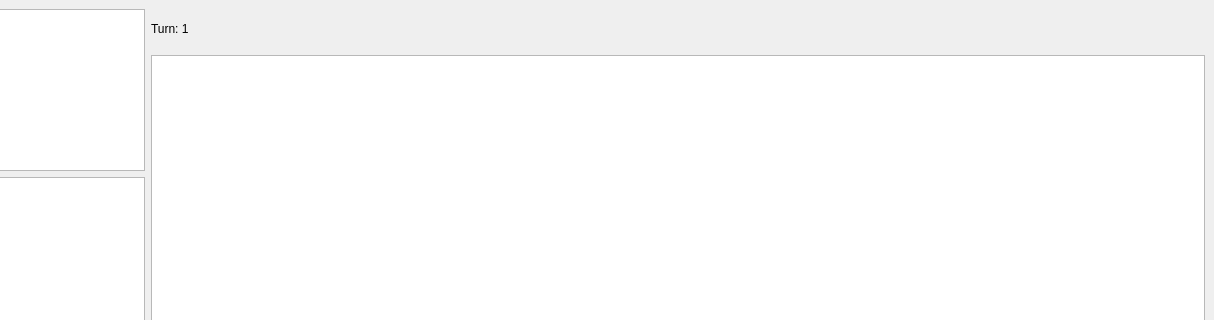
The window that Code/StoneAge/mainwindow.ui (Scuffed-Boardgames/Qt-StoneAge) describes before a commit, drawn with Qt 5; both pictures show x 128 to 1342 and y 0 to 320 of the 1342 by 707 pixel window.
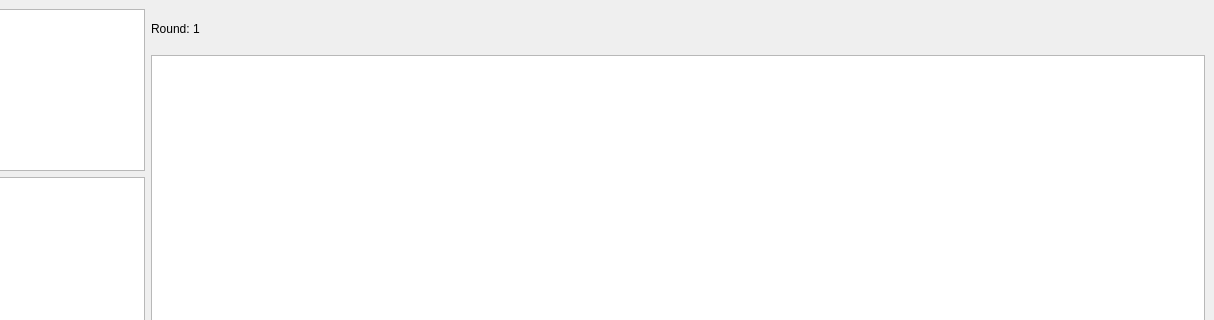
The same window after the commit.

Commit message: Changed turn to round

What changed in the file:
```diff
--- a/Code/StoneAge/mainwindow.ui
+++ b/Code/StoneAge/mainwindow.ui
@@ -39,7 +39,7 @@
       <item>
        <widget class="QLabel" name="Turn">
         <property name="text">
-         <string>Turn: 1</string>
+         <string>Round: 1</string>
         </property>
        </widget>
       </item>
```
